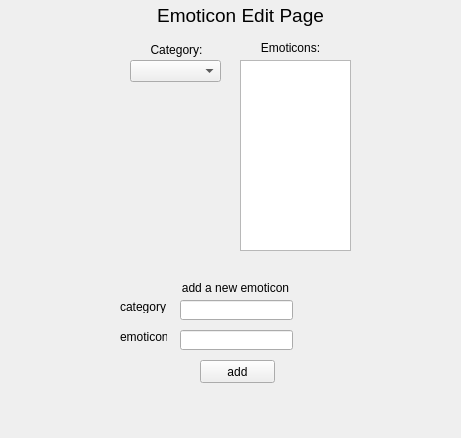
syncopika/chitchat, file app/emoticonedit.ui: the form before one commit.
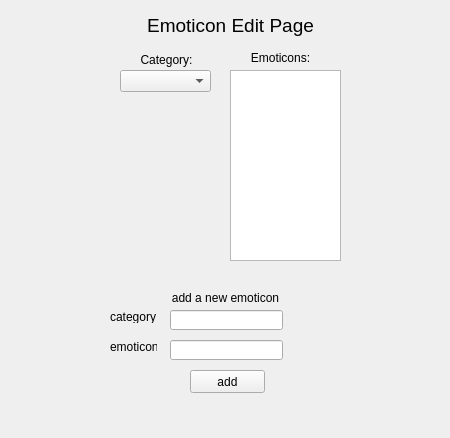
The form after the commit.

Diff of the .ui file:
```diff
--- a/app/emoticonedit.ui
+++ b/app/emoticonedit.ui
@@ -6,19 +6,19 @@
    <rect>
     <x>0</x>
     <y>0</y>
-    <width>461</width>
+    <width>450</width>
     <height>438</height>
    </rect>
   </property>
   <property name="sizePolicy">
-   <sizepolicy hsizetype="Expanding" vsizetype="Expanding">
+   <sizepolicy hsizetype="Preferred" vsizetype="Preferred">
     <horstretch>0</horstretch>
     <verstretch>0</verstretch>
    </sizepolicy>
   </property>
   <property name="minimumSize">
    <size>
-    <width>461</width>
+    <width>450</width>
     <height>438</height>
    </size>
   </property>
@@ -34,8 +34,8 @@
   <widget class="QLabel" name="label">
    <property name="geometry">
     <rect>
-     <x>140</x>
-     <y>0</y>
+     <x>130</x>
+     <y>10</y>
      <width>201</width>
      <height>31</height>
     </rect>
@@ -55,8 +55,8 @@
   <widget class="QTextBrowser" name="emoticonDisplay">
    <property name="geometry">
     <rect>
-     <x>240</x>
-     <y>60</y>
+     <x>230</x>
+     <y>70</y>
      <width>111</width>
      <height>191</height>
     </rect>
@@ -65,8 +65,8 @@
   <widget class="QLabel" name="label_2">
    <property name="geometry">
     <rect>
-     <x>146</x>
-     <y>40</y>
+     <x>136</x>
+     <y>50</y>
      <width>61</width>
      <height>20</height>
     </rect>
@@ -81,8 +81,8 @@
   <widget class="QLabel" name="label_3">
    <property name="geometry">
     <rect>
-     <x>260</x>
-     <y>40</y>
+     <x>250</x>
+     <y>50</y>
      <width>61</width>
      <height>16</height>
     </rect>
@@ -97,8 +97,8 @@
   <widget class="QPushButton" name="addEmoticon">
    <property name="geometry">
     <rect>
-     <x>200</x>
-     <y>360</y>
+     <x>190</x>
+     <y>370</y>
      <width>75</width>
      <height>23</height>
     </rect>
@@ -110,8 +110,8 @@
   <widget class="QLineEdit" name="addCategoryEdit">
    <property name="geometry">
     <rect>
-     <x>180</x>
-     <y>300</y>
+     <x>170</x>
+     <y>310</y>
      <width>113</width>
      <height>20</height>
     </rect>
@@ -120,8 +120,8 @@
   <widget class="QLineEdit" name="addEmoticonEdit">
    <property name="geometry">
     <rect>
-     <x>180</x>
-     <y>330</y>
+     <x>170</x>
+     <y>340</y>
      <width>113</width>
      <height>20</height>
     </rect>
@@ -130,8 +130,8 @@
   <widget class="QLabel" name="label_4">
    <property name="geometry">
     <rect>
-     <x>120</x>
-     <y>300</y>
+     <x>110</x>
+     <y>310</y>
      <width>47</width>
      <height>13</height>
     </rect>
@@ -143,8 +143,8 @@
   <widget class="QLabel" name="label_5">
    <property name="geometry">
     <rect>
-     <x>120</x>
-     <y>330</y>
+     <x>110</x>
+     <y>340</y>
      <width>47</width>
      <height>13</height>
     </rect>
@@ -156,8 +156,8 @@
   <widget class="QLabel" name="label_6">
    <property name="geometry">
     <rect>
-     <x>180</x>
-     <y>280</y>
+     <x>170</x>
+     <y>290</y>
      <width>111</width>
      <height>16</height>
     </rect>
@@ -172,8 +172,8 @@
   <widget class="QComboBox" name="emoticonCategories">
    <property name="geometry">
     <rect>
-     <x>130</x>
-     <y>60</y>
+     <x>120</x>
+     <y>70</y>
      <width>91</width>
      <height>22</height>
     </rect>
```
